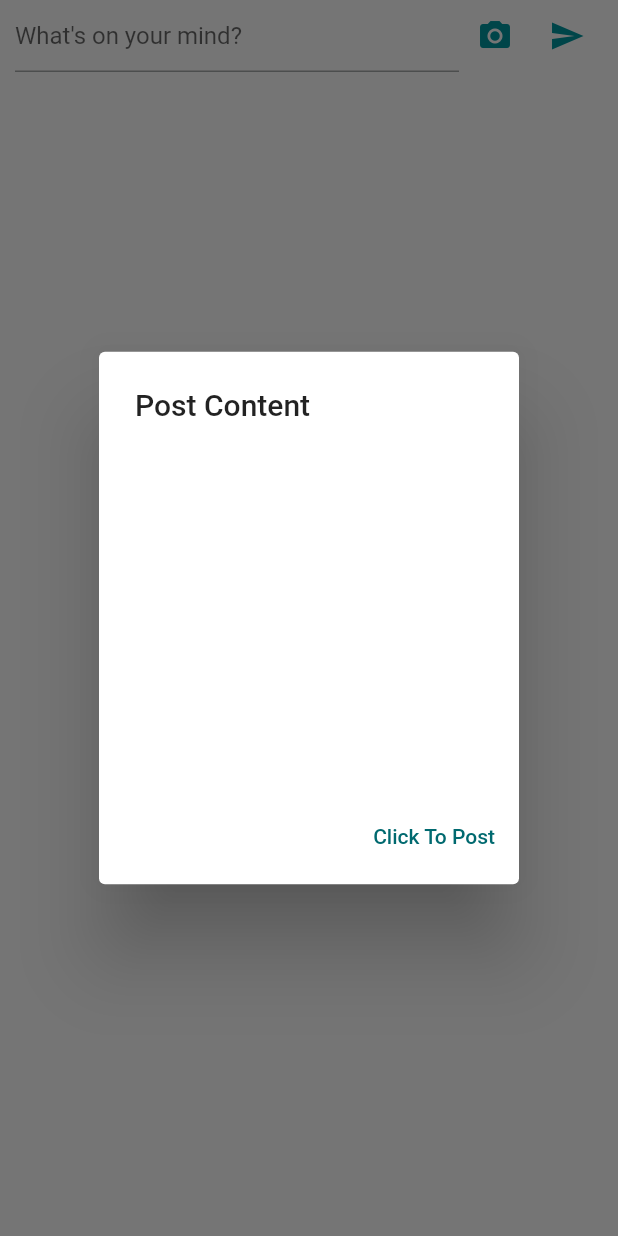
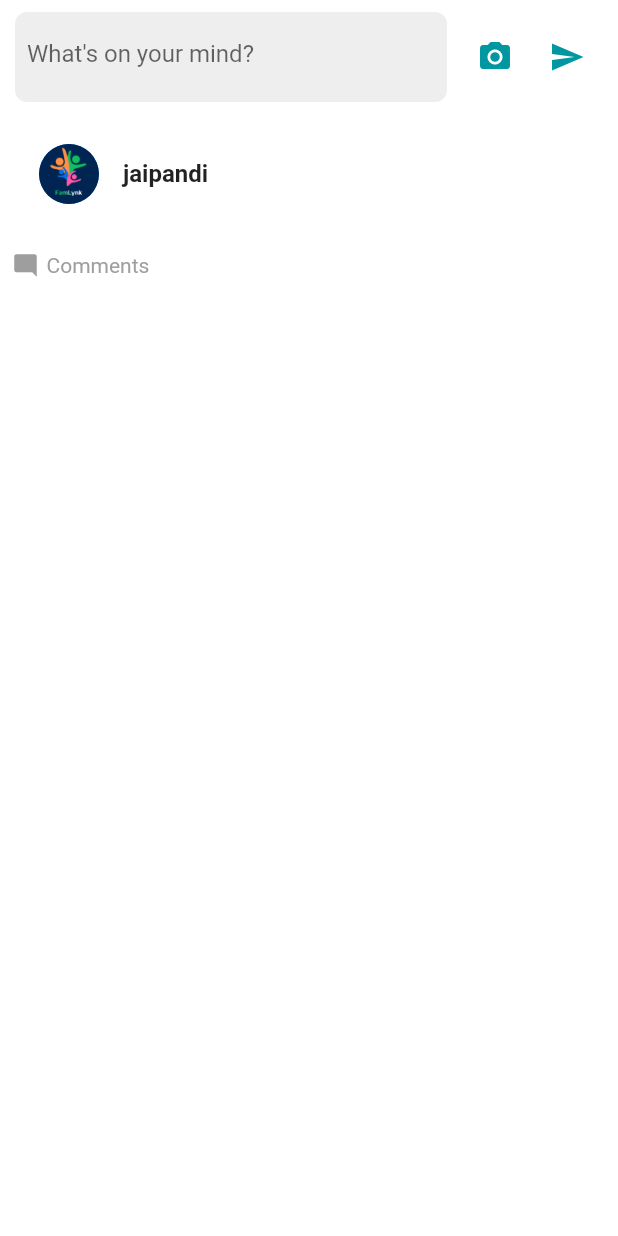
Before and after one commit to Thinklogics2022/Famlynk-Mobile_app, a Flutter app: the FreshNewsFeed screen opened directly, after a tap on the "send" icon, on a phone screen of 412 x 824 dp. Run offline on Flutter 3.47's test engine with Material 2 defaults, Android fonts, the phone set to English and light mode, and no system bars; our stand-ins replace file_picker, firebase_auth, firebase_core, firebase_storage, flutter_typeahead, fluttertoast and 6 more; missing offline and left inert: dart:ffi, whatsapp; accounts and stored records are empty.

```diff
--- a/lib/main.dart
+++ b/lib/main.dart
@@ -1,12 +1,14 @@
 import 'package:famlynk_version1/mvc/view/FamilyTimeLine/familyList/famList.dart';
 import 'package:famlynk_version1/mvc/view/FamilyTimeLine/suggestion/suggestion.dart';
 import 'package:famlynk_version1/mvc/view/famLogin.dart/login/EmailLogin.dart';
+import 'package:firebase_core/firebase_core.dart';
 import 'package:responsive_framework/responsive_framework.dart';
 import 'package:flutter/material.dart';
 import 'package:shared_preferences/shared_preferences.dart';
-import 'mvc/view/famLogin.dart/register/register.dart';
 
-void main() {
+void main()async {
+  WidgetsFlutterBinding.ensureInitialized();
+  await Firebase.initializeApp();
   runApp(const MyApp());
 }
 
--- a/lib/mvc/view/FamilyTimeLine/navigationBar/navBar.dart
+++ b/lib/mvc/view/FamilyTimeLine/navigationBar/navBar.dart
@@ -31,6 +31,7 @@ class _NavBarState extends State<NavBar> with SingleTickerProviderStateMixin {
     return SafeArea(
       child: Scaffold(
         appBar: AppBar(
+          automaticallyImplyLeading: false,
           leadingWidth: 30,
           actions: [
             PopupMenuButton<int>(
@@ -188,7 +189,7 @@ class _NavBarState extends State<NavBar> with SingleTickerProviderStateMixin {
           ),
         ),
         body: TabBarView(controller: _tabController, children: <Widget>[
-          NewsFeedFirstPage(),
+          FreshNewsFeed(),
           FamilyList(),
           Home(),
           CircleAvatarLayout(),
--- a/lib/mvc/view/FamilyTimeLine/newsFeed/fresh.dart
+++ b/lib/mvc/view/FamilyTimeLine/newsFeed/fresh.dart
@@ -1,8 +1,8 @@
 import 'dart:io';
 import 'package:famlynk_version1/constants/constVariables.dart';
-import 'package:famlynk_version1/mvc/view/FamilyTimeLine/newsFeed/news.dart';
 import 'package:flutter/material.dart';
 import 'package:file_picker/file_picker.dart';
+import 'package:firebase_storage/firebase_storage.dart';
 
 class FreshNewsFeed extends StatefulWidget {
   const FreshNewsFeed({Key? key}) : super(key: key);
@@ -12,6 +12,9 @@ class FreshNewsFeed extends StatefulWidget {
 }
 
 class _FreshNewsFeedState extends State<FreshNewsFeed> {
+  PlatformFile? pickedFile;
+  UploadTask? uploadTask;
+
   bool isLiked = false;
   int likeCount = 0;
   List<String> comments = [];
@@ -19,18 +22,34 @@ class _FreshNewsFeedState extends State<FreshNewsFeed> {
   bool showLikeCommentSection = false;
   bool showAllComments = false; // New variable to track comment visibility
 
-  TextEditingController _textFieldController =
-      TextEditingController(); // Added text field controller
+  TextEditingController _textFieldController = TextEditingController();
 
-  Future<void> _pickFiles() async {
-    final pickedFiles =
-        await FilePicker.platform.pickFiles(allowMultiple: true);
+  Future _pickFiles() async {
+    final result = await FilePicker.platform.pickFiles();
+
+    if (result == null) return;
 
     setState(() {
-      if (pickedFiles != null) {
-        _images = pickedFiles.paths.map((path) => File(path!)).toList();
-        showLikeCommentSection = true;
+      pickedFile = result.files.first;
+    });
   }
+
+  void _sendPost() async {
+    final path = 'files/${pickedFile!.name}';
+    final file = File(pickedFile!.path!);
+
+    final ref = FirebaseStorage.instance.ref().child(path);
+    setState(() {
+      uploadTask = ref.putFile(file);
+    });
+
+    final snapshot = await uploadTask!.whenComplete(() {});
+
+    final urlDownload = await snapshot.ref.getDownloadURL();
+    print('Download Link: $urlDownload');
+
+    setState(() {
+      uploadTask = null;
     });
   }
 
@@ -51,39 +70,6 @@ class _FreshNewsFeedState extends State<FreshNewsFeed> {
     });
   }
 
-  void _sendPost() {
-    String postText = _textFieldController.text;
-
-    showDialog(
-      context: context,
-      builder: (context) => AlertDialog(
-        title: Text('Post Content'),
-        content: Container(
-          height: 200.0,
-          child: ListView(
-            children: [
-              if (postText.isNotEmpty)
-                ListTile(
-                  title: Text(postText),
-                ),
-              ..._images.map((image) => Image.file(image)).toList(),
-            ],
-          ),
-        ),
-        actions: [
-          TextButton(
-            onPressed: () {
-              // Navigator.pop(context);
-              Navigator.push(context,
-                  MaterialPageRoute(builder: (context) => NewsFeedFirstPage()));
-            },
-            child: Text('Click To Post'),
-          ),
-        ],
-      ),
-    );
-  }
-
   @override
   Widget build(BuildContext context) {
     MyProperties myProperties = MyProperties();
@@ -95,24 +81,34 @@ class _FreshNewsFeedState extends State<FreshNewsFeed> {
             children: [
               Container(
                 color: Colors.white,
-                padding: EdgeInsets.symmetric(horizontal: 10.0),
-                child: Row(
+                padding: EdgeInsets.symmetric(horizontal: 10.0, vertical: 8.0),
+                child: Column(
+                  crossAxisAlignment: CrossAxisAlignment.stretch,
+                  children: [
+                    Row(
                       children: [
                         Expanded(
-                      child: TextField(
-                        controller:
-                            _textFieldController, // Set the text field controller
+                          child: Container(
+                            padding: EdgeInsets.only(
+                                left: 8.0, right: 8.0, top: 4.0, bottom: 8.0),
+                            decoration: BoxDecoration(
+                              color: Colors.grey[200],
+                              borderRadius: BorderRadius.circular(8.0),
+                            ),
+                            child: TextFormField(
+                              controller: _textFieldController,
                               decoration: InputDecoration(
                                 hintText: 'What\'s on your mind?',
+                                border: InputBorder.none,
                               ),
                             ),
                           ),
+                        ),
+                        SizedBox(width: 8.0),
                         IconButton(
                           color: myProperties.buttonColor,
                           icon: Icon(Icons.camera_alt),
-                      onPressed: () {
-                        _pickFiles();
-                      },
+                          onPressed: _pickFiles,
                         ),
                         IconButton(
                           color: myProperties.buttonColor,
@@ -121,78 +117,117 @@ class _FreshNewsFeedState extends State<FreshNewsFeed> {
                         ),
                       ],
                     ),
+                    SizedBox(
+                      height: 20,
                     ),
-              Container(
-                color: Color.fromARGB(255, 255, 255, 255),
-                child: Padding(
-                  padding: const EdgeInsets.all(8.0),
-                  child: Column(
-                    children: [
                     ListTile(
-                        leading: _images.isNotEmpty
-                            ? CircleAvatar(
+                      leading: CircleAvatar(
                         radius: 20.0,
-                                backgroundImage:
-                                    AssetImage('assets/images/FL02.png'),
-                              )
-                            : null,
-                        title: _images.isNotEmpty
-                            ? Text(
+                        backgroundImage: AssetImage('assets/images/FL02.png'),
+                      ),
+                      title: Text(
                         'jaipandi',
                         style: TextStyle(fontWeight: FontWeight.bold),
-                              )
-                            : null,
-                        contentPadding: EdgeInsets.all(0.0),
-                      ),
-                      Container(
-                        child: Column(
-                          children: _images
-                              .map((image) => Image.file(image))
-                              .toList(),
                       ),
                     ),
+                    if (pickedFile != null)
+                      SizedBox(
+                        height: 200.0,
+                        child: ClipRRect(
+                          borderRadius: BorderRadius.circular(8.0),
+                          child: Image.file(
+                            File(pickedFile!.path!),
+                            fit: BoxFit.cover,
+                          ),
+                        ),
+                      ),
+                  ],
+                ),
+              ),
+              SizedBox(height: 8.0),
+              Container(
+                color: Colors.white,
+                padding: EdgeInsets.all(8.0),
+                child: Column(
+                  crossAxisAlignment: CrossAxisAlignment.stretch,
+                  children: [
+                    if (_images.isNotEmpty)
+                      Column(
+                        children:
+                            _images.map((image) => Image.file(image)).toList(),
+                      ),
                     if (showLikeCommentSection)
-                        Container(
-                          margin: EdgeInsets.only(top: 10.0, bottom: 10.0),
-                          child: Row(
+                      Row(
                         children: [
-                              Row(
-                                mainAxisAlignment:
-                                    MainAxisAlignment.spaceBetween,
-                                children: [
-                                  GestureDetector(
-                                    onTap: onLikeButtonPressed,
-                                    child: Row(
-                                      children: [
-                                        Icon(
+                          Expanded(
+                            child: TextButton.icon(
+                              onPressed: onLikeButtonPressed,
+                              icon: Icon(
                                 isLiked
                                     ? Icons.favorite
                                     : Icons.favorite_border,
-                                          size: 20.0,
-                                          color: isLiked
-                                              ? const Color.fromARGB(
-                                                  255, 206, 0, 0)
-                                              : null,
+                                color: isLiked ? Colors.red : null,
                               ),
-                                        SizedBox(width: 5),
-                                        Text(likeCount.toString()),
-                                      ],
+                              label: Text(
+                                likeCount.toString(),
+                                style: TextStyle(color: Colors.grey),
                               ),
                             ),
-                                  SizedBox(width: 100),
-                                  GestureDetector(
-                                    onTap: () {
+                          ),
+                          Expanded(
+                            child: TextButton.icon(
+                              onPressed: () {
                                 setState(() {
                                   showAllComments = !showAllComments;
                                 });
                               },
-                                    child: Row(
-                                      children: [
-                                        Text(comments.length.toString()),
-                                      ],
+                              icon: Icon(
+                                Icons.mode_comment,
+                                color: Colors.grey,
+                              ),
+                              label: Text(
+                                comments.length.toString(),
+                                style: TextStyle(color: Colors.grey),
+                              ),
                             ),
                           ),
                         ],
+                      ),
+                    if (showAllComments ||
+                        (comments.isNotEmpty && comments.length <= 2))
+                      ...comments
+                          .asMap()
+                          .entries
+                          .map(
+                            (entry) => ListTile(
+                              leading: CircleAvatar(
+                                radius: 20.0,
+                                backgroundImage:
+                                    AssetImage('assets/images/nature.jpg'),
+                              ),
+                              title: Text('itsme'),
+                              subtitle: Text(entry.value),
+                            ),
+                          )
+                          .toList(),
+                    if (comments.isNotEmpty &&
+                        comments.length > 2 &&
+                        !showAllComments)
+                      GestureDetector(
+                        onTap: () {
+                          setState(() {
+                            showAllComments = true;
+                          });
+                        },
+                        child: Text(
+                          'View all comments',
+                          style: TextStyle(color: Colors.grey),
+                        ),
+                      ),
+                    if (showAllComments ||
+                        (comments.isNotEmpty && comments.length <= 2))
+                      Divider(
+                        color: Colors.grey,
                       ),
                     GestureDetector(
                       onTap: () {
@@ -220,13 +255,11 @@ class _FreshNewsFeedState extends State<FreshNewsFeed> {
                               ),
                               TextButton(
                                 onPressed: () {
-                                            String comment = _textFieldController
-                                                .text
-                                                .trim(); // Get the comment from the text field
+                                  String comment =
+                                      _textFieldController.text.trim();
                                   addComment(comment);
                                   _textFieldController.clear();
-                                            Navigator.pop(
-                                                context); // Close the dialog
+                                  Navigator.pop(context);
                                 },
                                 child: Text('Add'),
                               ),
@@ -238,13 +271,13 @@ class _FreshNewsFeedState extends State<FreshNewsFeed> {
                         children: [
                           Icon(
                             Icons.mode_comment,
+                            color: Colors.grey,
                             size: 18.0,
                           ),
-                                    SizedBox(width: 5),
-                                    Text('Comments'),
-                                    if (comments.isNotEmpty)
-                                      SizedBox(
-                                        width: 5,
+                          SizedBox(width: 5.0),
+                          Text(
+                            'Comments',
+                            style: TextStyle(color: Colors.grey),
                           ),
                         ],
                       ),
@@ -252,46 +285,24 @@ class _FreshNewsFeedState extends State<FreshNewsFeed> {
                   ],
                 ),
               ),
-                      if (showAllComments)
-                        ...comments.asMap().entries.map(
-                              (entry) => ListTile(
-                                leading: CircleAvatar(
-                                  radius: 20.0,
-                                  backgroundImage:
-                                      AssetImage('assets/images/nature.jpg'),
-                                ),
-                                title: Text('itsme'),
-                                subtitle: Text(entry.value),
-                              ),
-                            )
-                      else if (comments.isNotEmpty &&
-                          comments.length <=
-                              2) // Show "View all comments" only if there are comments
-                        GestureDetector(
-                          onTap: () {
-                            setState(() {
-                              showAllComments = true;
-                            });
-                          },
-                          child: Row(
-                            children: [
-                              Icon(
-                                Icons.mode_comment,
-                                size: 18.0,
-                              ),
-                              SizedBox(width: 5),
-                              Text('View all comments'),
-                            ],
-                          ),
-                        ),
-                    ],
-                  ),
-                ),
-              ),
+              buildProgress(),
             ],
           ),
         ),
       ),
     );
   }
+
+  Widget buildProgress() => StreamBuilder<TaskSnapshot>(
+        stream: uploadTask?.snapshotEvents,
+        builder: (context, snapshot) {
+          if (snapshot.hasData) {
+            final data = snapshot.data!;
+            double progress = data.bytesTransferred / data.totalBytes;
+            return LinearProgressIndicator(value: progress);
+          } else {
+            return Container();
           }
+        },
+      );
+}
```
Also changed, not shown: lib/mvc/model/newsfeed_model/newsFeedModel.dart (+4 -8 lines), lib/services/newsFeedService.dart (+33 -18 lines), lib/utils/utils.dart (+5 -2 lines). Lines whose indentation alone changed are shown as unchanged.
